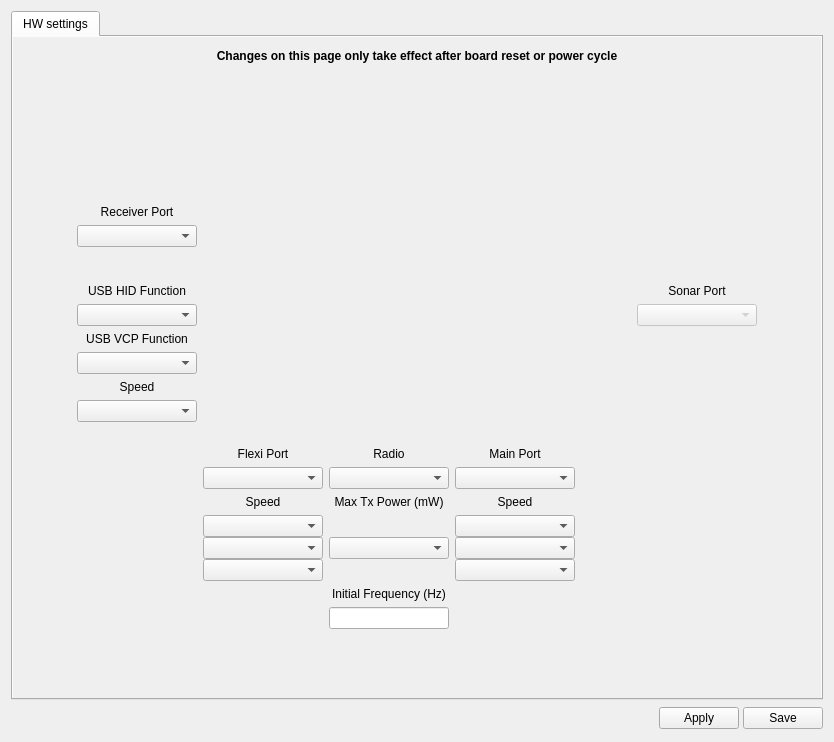
The window that ground/openpilotgcs/src/plugins/config/configrevohwwidget.ui (openpilot/OpenPilot) describes before a commit, drawn with Qt 5.
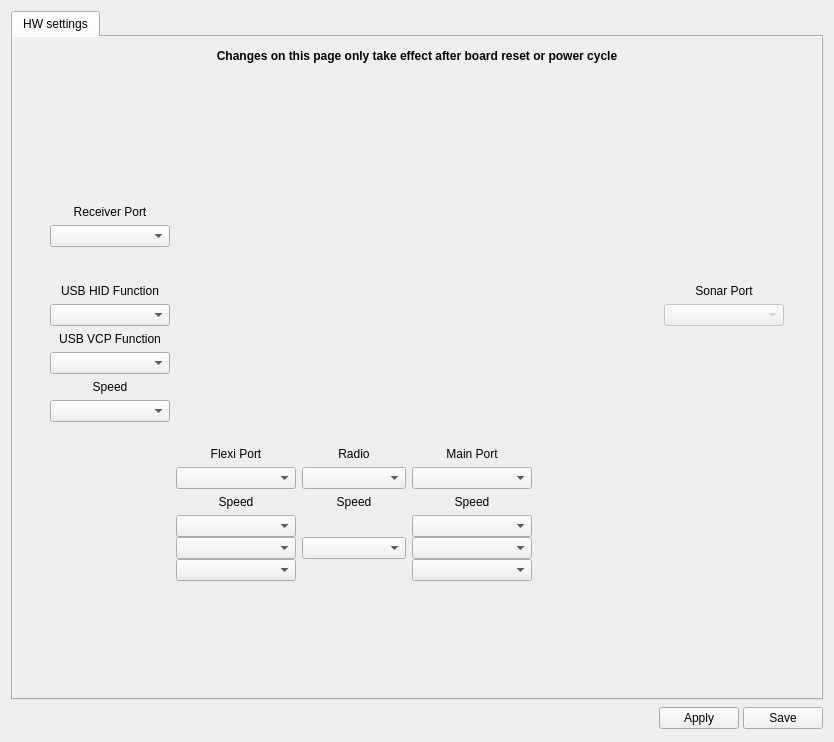
The same window after the commit. Icons and pictures are not drawn.

Commit message: OP-932 A significant re-work of the OPLink and configuration of the OPLink.  Auto-configuration is removed, and remote modems are bound the coordinator, rather than the other way around.  Timing of the radio link is also significantly changed.  The rfm22b code is also simplified so that it only sends packet, and has no notion about what those packets are, so the rfm22b is converteded to simply a com type device.

Patch:
```diff
--- a/ground/openpilotgcs/src/plugins/config/configrevohwwidget.ui
+++ b/ground/openpilotgcs/src/plugins/config/configrevohwwidget.ui
@@ -113,8 +113,8 @@
            <rect>
             <x>0</x>
             <y>0</y>
-            <width>810</width>
-            <height>665</height>
+            <width>818</width>
+            <height>673</height>
            </rect>
           </property>
           <layout class="QGridLayout" name="gridLayout_3">
@@ -122,77 +122,22 @@
             <number>12</number>
            </property>
            <item row="2" column="2">
-            <layout class="QGridLayout" name="gridLayout" rowstretch="0,0,0,0,0,0,0,0,0,0,0,0,0,0,0,0,0,0">
-             <item row="7" column="0">
-              <widget class="QLabel" name="label_8">
-               <property name="sizePolicy">
-                <sizepolicy hsizetype="Preferred" vsizetype="Fixed">
-                 <horstretch>0</horstretch>
-                 <verstretch>0</verstretch>
-                </sizepolicy>
+            <layout class="QGridLayout" name="gridLayout" rowstretch="0,0,0,0,0,0,0,0,0,0,0,0,0,0,0,0,0">
+             <item row="16" column="4">
+              <spacer name="horizontalSpacer_8">
+               <property name="orientation">
+                <enum>Qt::Horizontal</enum>
                </property>
-               <property name="text">
-                <string>USB VCP Function</string>
+               <property name="sizeType">
+                <enum>QSizePolicy::Minimum</enum>
                </property>
-               <property name="alignment">
-                <set>Qt::AlignBottom|Qt::AlignHCenter</set>
+               <property name="sizeHint" stdset="0">
+                <size>
+                 <width>120</width>
+                 <height>10</height>
+                </size>
                </property>
-              </widget>
-             </item>
-             <item row="14" column="3">
-              <widget class="QLabel" name="lblMainSpeed">
-               <property name="text">
-                <string>Speed</string>
-               </property>
-               <property name="alignment">
-                <set>Qt::AlignBottom|Qt::AlignHCenter</set>
-               </property>
-              </widget>
-             </item>
-             <item row="6" column="5">
-              <widget class="QComboBox" name="cbSonar">
-               <property name="enabled">
-                <bool>false</bool>
-               </property>
-              </widget>
-             </item>
-             <item row="9" column="0">
-              <widget class="QLabel" name="lblUSBVCPSpeed">
-               <property name="sizePolicy">
-                <sizepolicy hsizetype="Preferred" vsizetype="Fixed">
-                 <horstretch>0</horstretch>
-                 <verstretch>0</verstretch>
-                </sizepolicy>
-               </property>
-               <property name="text">
-                <string>Speed</string>
-               </property>
-               <property name="alignment">
-                <set>Qt::AlignBottom|Qt::AlignHCenter</set>
-               </property>
-              </widget>
-             </item>
-             <item row="3" column="0">
-              <widget class="QComboBox" name="cbRcvr"/>
-             </item>
-             <item row="5" column="0">
-              <widget class="QLabel" name="label_4">
-               <property name="sizePolicy">
-                <sizepolicy hsizetype="Preferred" vsizetype="Fixed">
-                 <horstretch>0</horstretch>
-                 <verstretch>0</verstretch>
-                </sizepolicy>
-               </property>
-               <property name="text">
-                <string>USB HID Function</string>
-               </property>
-               <property name="alignment">
-                <set>Qt::AlignBottom|Qt::AlignHCenter</set>
-               </property>
-              </widget>
-             </item>
-             <item row="6" column="0">
-              <widget class="QComboBox" name="cbUSBHIDFunction"/>
+              </spacer>
              </item>
              <item row="10" column="0">
               <widget class="QComboBox" name="cbUSBVCPSpeed">
@@ -243,6 +188,29 @@
                </property>
               </spacer>
              </item>
+             <item row="6" column="5">
+              <widget class="QComboBox" name="cbSonar">
+               <property name="enabled">
+                <bool>false</bool>
+               </property>
+              </widget>
+             </item>
+             <item row="9" column="0">
+              <widget class="QLabel" name="lblUSBVCPSpeed">
+               <property name="sizePolicy">
+                <sizepolicy hsizetype="Preferred" vsizetype="Fixed">
+                 <horstretch>0</horstretch>
+                 <verstretch>0</verstretch>
+                </sizepolicy>
+               </property>
+               <property name="text">
+                <string>Speed</string>
+               </property>
+               <property name="alignment">
+                <set>Qt::AlignBottom|Qt::AlignHCenter</set>
+               </property>
+              </widget>
+             </item>
              <item row="1" column="1" rowspan="11" colspan="4" alignment="Qt::AlignHCenter|Qt::AlignVCenter">
               <widget class="QLabel" name="label_2">
                <property name="sizePolicy">
@@ -293,9 +261,51 @@
                </property>
               </widget>
              </item>
+             <item row="1" column="0">
+              <spacer name="verticalSpacer_4">
+               <property name="orientation">
+                <enum>Qt::Vertical</enum>
+               </property>
+               <property name="sizeType">
+                <enum>QSizePolicy::Fixed</enum>
+               </property>
+               <property name="sizeHint" stdset="0">
+                <size>
+                 <width>20</width>
+                 <height>120</height>
+                </size>
+               </property>
+              </spacer>
+             </item>
              <item row="13" column="3">
               <widget class="QComboBox" name="cbMain"/>
              </item>
+             <item row="7" column="0">
+              <widget class="QLabel" name="label_8">
+               <property name="sizePolicy">
+                <sizepolicy hsizetype="Preferred" vsizetype="Fixed">
+                 <horstretch>0</horstretch>
+                 <verstretch>0</verstretch>
+                </sizepolicy>
+               </property>
+               <property name="text">
+                <string>USB VCP Function</string>
+               </property>
+               <property name="alignment">
+                <set>Qt::AlignBottom|Qt::AlignHCenter</set>
+               </property>
+              </widget>
+             </item>
+             <item row="14" column="3">
+              <widget class="QLabel" name="lblMainSpeed">
+               <property name="text">
+                <string>Speed</string>
+               </property>
+               <property name="alignment">
+                <set>Qt::AlignBottom|Qt::AlignHCenter</set>
+               </property>
+              </widget>
+             </item>
              <item row="15" column="1">
               <layout class="QVBoxLayout" name="verticalLayout_5">
                <property name="spacing">
@@ -342,6 +352,28 @@
                </property>
               </widget>
              </item>
+             <item row="3" column="0">
+              <widget class="QComboBox" name="cbRcvr"/>
+             </item>
+             <item row="5" column="0">
+              <widget class="QLabel" name="label_4">
+               <property name="sizePolicy">
+                <sizepolicy hsizetype="Preferred" vsizetype="Fixed">
+                 <horstretch>0</horstretch>
+                 <verstretch>0</verstretch>
+                </sizepolicy>
+               </property>
+               <property name="text">
+                <string>USB HID Function</string>
+               </property>
+               <property name="alignment">
+                <set>Qt::AlignBottom|Qt::AlignHCenter</set>
+               </property>
+              </widget>
+             </item>
+             <item row="6" column="0">
+              <widget class="QComboBox" name="cbUSBHIDFunction"/>
+             </item>
              <item row="15" column="3">
               <layout class="QVBoxLayout" name="verticalLayout_6">
                <property name="spacing">
@@ -381,7 +413,7 @@
              <item row="14" column="2">
               <widget class="QLabel" name="lblTxPower">
                <property name="text">
-                <string>Max Tx Power (mW)</string>
+                <string>Speed</string>
                </property>
                <property name="alignment">
                 <set>Qt::AlignBottom|Qt::AlignHCenter</set>
@@ -389,24 +421,7 @@
               </widget>
              </item>
              <item row="15" column="2">
-              <widget class="QComboBox" name="cbTxPower"/>
-             </item>
-             <item row="16" column="2">
-              <widget class="QLabel" name="lblInitFreq">
-               <property name="text">
-                <string>Initial Frequency (Hz)</string>
-               </property>
-               <property name="alignment">
-                <set>Qt::AlignBottom|Qt::AlignHCenter</set>
-               </property>
-              </widget>
-             </item>
-             <item row="17" column="2">
-              <widget class="QLineEdit" name="leInitFreq">
-               <property name="toolTip">
-                <string extracomment="The initial connection frequency (Hz)"/>
-               </property>
-              </widget>
+              <widget class="QComboBox" name="cbRadioSpeed"/>
              </item>
              <item row="14" column="1">
               <widget class="QLabel" name="lblFlexiSpeed">
@@ -466,38 +481,6 @@
                </property>
               </spacer>
              </item>
-             <item row="1" column="0">
-              <spacer name="verticalSpacer_4">
-               <property name="orientation">
-                <enum>Qt::Vertical</enum>
-               </property>
-               <property name="sizeType">
-                <enum>QSizePolicy::Fixed</enum>
-               </property>
-               <property name="sizeHint" stdset="0">
-                <size>
-                 <width>20</width>
-                 <height>120</height>
-                </size>
-               </property>
-              </spacer>
-             </item>
-             <item row="16" column="2">
-              <spacer name="horizontalSpacer_8">
-               <property name="orientation">
-                <enum>Qt::Horizontal</enum>
-               </property>
-               <property name="sizeType">
-                <enum>QSizePolicy::Minimum</enum>
-               </property>
-               <property name="sizeHint" stdset="0">
-                <size>
-                 <width>120</width>
-                 <height>10</height>
-                </size>
-               </property>
-              </spacer>
-             </item>
              <item row="16" column="3">
               <spacer name="horizontalSpacer_9">
                <property name="orientation">
@@ -594,6 +577,19 @@
                </property>
               </spacer>
              </item>
+             <item row="16" column="2">
+              <spacer name="horizontalSpacer_10">
+               <property name="orientation">
+                <enum>Qt::Horizontal</enum>
+               </property>
+               <property name="sizeHint" stdset="0">
+                <size>
+                 <width>120</width>
+                 <height>10</height>
+                </size>
+               </property>
+              </spacer>
+             </item>
             </layout>
            </item>
            <item row="0" column="2">
```
Left out of the diff: 2 changed lines with no effect on the pictures. The commit also changes 22 other files.
